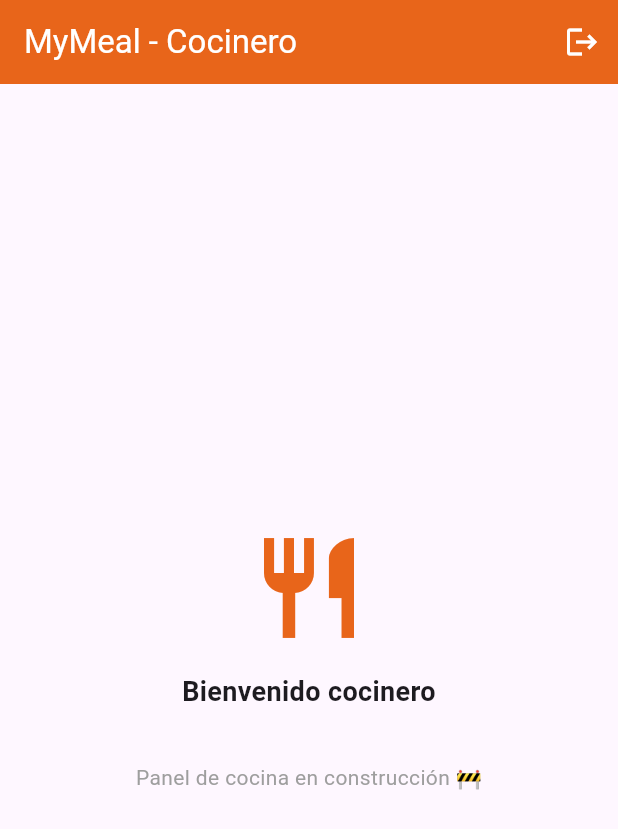
After one commit to JL0777/mymeal-app, a Flutter app: the CocineroHomeScreen screen opened directly, on a phone screen of 412 x 824 dp. The commit adds this screen. Shown: the top 829 px of the screen. Run offline on Flutter 3.47's test engine with Material 3 defaults, Android fonts, the phone set to English and light mode, and no system bars; our stand-ins replace cloud_firestore, firebase_auth, firebase_core; accounts and stored records are empty.

Commit message:
roles definidos

```diff
--- /dev/null
+++ b/lib/screens/cocinero/cocinero_home_screen.dart
@@ -0,0 +1,68 @@
+import 'package:flutter/material.dart';
+import 'package:firebase_auth/firebase_auth.dart';
+import 'package:mymeal_app/screens/welcome_screen.dart';
+
+/// Pantalla principal del cocinero.
+/// Solo accesible para usuarios con rol "cocinero" en Firestore.
+class CocineroHomeScreen extends StatelessWidget {
+  const CocineroHomeScreen({super.key});
+
+  @override
+  Widget build(BuildContext context) {
+    return Scaffold(
+      appBar: AppBar(
+        title: const Text('MyMeal - Cocinero'),
+        backgroundColor: const Color(0xFFE8651A),
+        foregroundColor: Colors.white,
+        automaticallyImplyLeading: false,
+        actions: [
+          // ── BOTÓN CERRAR SESIÓN ──────────────────────────
+          IconButton(
+            icon: const Icon(Icons.logout),
+            onPressed: () async {
+              // Cerramos la sesión en Firebase
+              await FirebaseAuth.instance.signOut();
+
+              // Regresamos a bienvenida eliminando el historial
+              if (context.mounted) {
+                Navigator.pushAndRemoveUntil(
+                  context,
+                  MaterialPageRoute(
+                    builder: (context) => const WelcomeScreen(),
+                  ),
+                  (route) => false,
+                );
+              }
+            },
+          ),
+        ],
+      ),
+      body: Center(
+        child: Column(
+          mainAxisAlignment: MainAxisAlignment.center,
+          children: [
+            const Icon(
+              Icons.restaurant,
+              size: 80,
+              color: Color(0xFFE8651A),
+            ),
+            const SizedBox(height: 16),
+            Text(
+              'Bienvenido cocinero\n${FirebaseAuth.instance.currentUser?.email ?? ''}',
+              textAlign: TextAlign.center,
+              style: const TextStyle(
+                fontSize: 18,
+                fontWeight: FontWeight.bold,
+              ),
+            ),
+            const SizedBox(height: 8),
+            const Text(
+              'Panel de cocina en construcción 🚧',
+              style: TextStyle(color: Colors.grey),
+            ),
+          ],
+        ),
+      ),
+    );
+  }
+}
```
Also changed, not shown: lib/screens/admin/admin_home_screen.dart (added, +65 -0 lines), lib/screens/login_screen.dart (+28 -9 lines), lib/services/auth_service.dart (added, +25 -0 lines).
